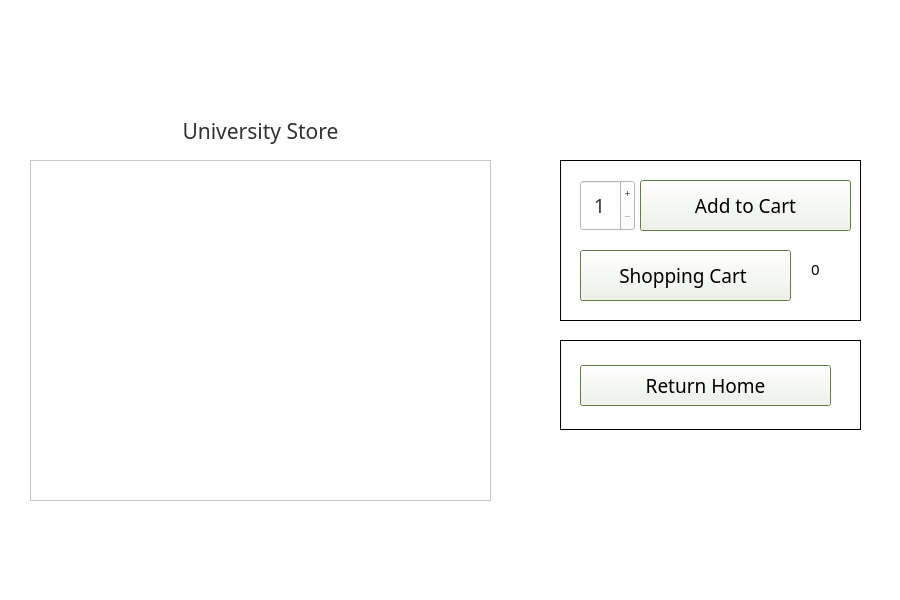
Before: the Qt Designer form schoolStore.ui in DannyCamacho/CollegeConnect, drawn with Qt 5.
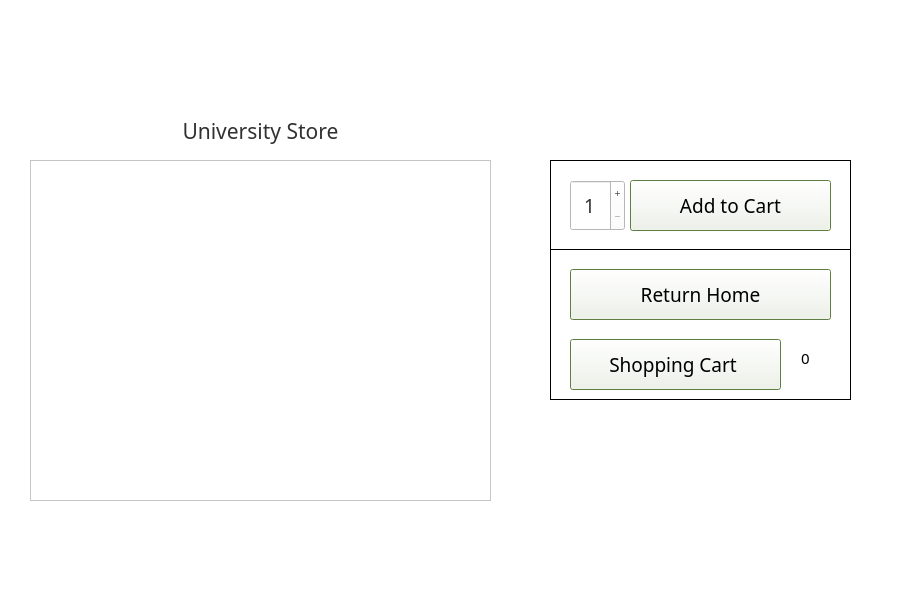
After: the same form once the commit is applied. Icons and pictures are not drawn.

Commit message: moved buttons around

Diff of the .ui file:
```diff
--- a/schoolStore.ui
+++ b/schoolStore.ui
@@ -28,10 +28,10 @@
    <widget class="QFrame" name="shop_functions_frame">
     <property name="geometry">
      <rect>
-      <x>560</x>
-      <y>160</y>
+      <x>550</x>
+      <y>249</y>
       <width>301</width>
-      <height>161</height>
+      <height>151</height>
      </rect>
     </property>
     <property name="styleSheet">
@@ -44,111 +44,6 @@
     <property name="frameShadow">
      <enum>QFrame::Plain</enum>
     </property>
-    <widget class="QSpinBox" name="quantity_spinBox">
-     <property name="geometry">
-      <rect>
-       <x>20</x>
-       <y>20</y>
-       <width>55</width>
-       <height>51</height>
-      </rect>
-     </property>
-     <property name="font">
-      <font>
-       <family>Mongolian Baiti</family>
-       <pointsize>14</pointsize>
-      </font>
-     </property>
-     <property name="focusPolicy">
-      <enum>Qt::WheelFocus</enum>
-     </property>
-     <property name="styleSheet">
-      <string notr="true">color: rgb(49, 49, 49);
-background-color: rgb(255, 255, 255);
-alternate-background-color: rgb(225, 225, 225);
-selection-color: rgb(49, 49, 49);
-selection-background-color: rgb(225, 225, 225);</string>
-     </property>
-     <property name="frame">
-      <bool>true</bool>
-     </property>
-     <property name="alignment">
-      <set>Qt::AlignCenter</set>
-     </property>
-     <property name="readOnly">
-      <bool>false</bool>
-     </property>
-     <property name="buttonSymbols">
-      <enum>QAbstractSpinBox::PlusMinus</enum>
-     </property>
-     <property name="correctionMode">
-      <enum>QAbstractSpinBox::CorrectToNearestValue</enum>
-     </property>
-     <property name="keyboardTracking">
-      <bool>true</bool>
-     </property>
-     <property name="showGroupSeparator" stdset="0">
-      <bool>false</bool>
-     </property>
-     <property name="minimum">
-      <number>1</number>
-     </property>
-     <property name="maximum">
-      <number>100</number>
-     </property>
-     <property name="value">
-      <number>1</number>
-     </property>
-    </widget>
-    <widget class="QPushButton" name="add_to_cart_pushButton">
-     <property name="geometry">
-      <rect>
-       <x>80</x>
-       <y>20</y>
-       <width>211</width>
-       <height>51</height>
-      </rect>
-     </property>
-     <property name="font">
-      <font>
-       <family>Mongolian Baiti</family>
-       <pointsize>14</pointsize>
-      </font>
-     </property>
-     <property name="styleSheet">
-      <string notr="true">background-color:  rgb(255, 255, 255);
-border-style: outset;
-border-width: 2px;
-border-radius: 10px;
-border-color:rgb(118, 158, 81);
-min-width: 10em;
-padding: 6px;
-
-QPushButton#add_to_cart_pushButton: clicked {
-	background-color: rgb(118, 158, 81);
-    border-style: inset;
-}</string>
-     </property>
-     <property name="text">
-      <string>Add to Cart</string>
-     </property>
-     <property name="icon">
-      <iconset>
-       <normaloff>:/rec/resources/addToCart-removebg-.png</normaloff>:/rec/resources/addToCart-removebg-.png</iconset>
-     </property>
-     <property name="iconSize">
-      <size>
-       <width>30</width>
-       <height>30</height>
-      </size>
-     </property>
-     <property name="autoDefault">
-      <bool>true</bool>
-     </property>
-     <property name="default">
-      <bool>true</bool>
-     </property>
-    </widget>
     <widget class="QPushButton" name="shopping_cart_pushButton">
      <property name="geometry">
       <rect>
@@ -267,38 +162,18 @@
       </property>
      </widget>
     </widget>
-   </widget>
-   <widget class="QFrame" name="bottom_right_frame">
-    <property name="geometry">
-     <rect>
-      <x>560</x>
-      <y>340</y>
-      <width>301</width>
-      <height>90</height>
-     </rect>
-    </property>
-    <property name="styleSheet">
-     <string notr="true">background-color: rgb(255, 255, 255);
-color: rgb(0, 0, 0);</string>
-    </property>
-    <property name="frameShape">
-     <enum>QFrame::Panel</enum>
-    </property>
-    <property name="frameShadow">
-     <enum>QFrame::Plain</enum>
-    </property>
     <widget class="QPushButton" name="initial_list_pushButton">
      <property name="geometry">
       <rect>
        <x>20</x>
-       <y>25</y>
-       <width>251</width>
-       <height>41</height>
+       <y>20</y>
+       <width>261</width>
+       <height>51</height>
       </rect>
      </property>
      <property name="minimumSize">
       <size>
-       <width>176</width>
+       <width>146</width>
        <height>0</height>
       </size>
      </property>
@@ -312,6 +187,7 @@
       <font>
        <family>Mongolian Baiti</family>
        <pointsize>14</pointsize>
+       <weight>50</weight>
        <bold>false</bold>
       </font>
      </property>
@@ -343,6 +219,131 @@
      </property>
     </widget>
    </widget>
+   <widget class="QFrame" name="bottom_right_frame">
+    <property name="geometry">
+     <rect>
+      <x>550</x>
+      <y>160</y>
+      <width>301</width>
+      <height>90</height>
+     </rect>
+    </property>
+    <property name="styleSheet">
+     <string notr="true">background-color: rgb(255, 255, 255);
+color: rgb(0, 0, 0);</string>
+    </property>
+    <property name="frameShape">
+     <enum>QFrame::Panel</enum>
+    </property>
+    <property name="frameShadow">
+     <enum>QFrame::Plain</enum>
+    </property>
+    <widget class="QSpinBox" name="quantity_spinBox">
+     <property name="geometry">
+      <rect>
+       <x>20</x>
+       <y>20</y>
+       <width>55</width>
+       <height>51</height>
+      </rect>
+     </property>
+     <property name="font">
+      <font>
+       <family>Mongolian Baiti</family>
+       <pointsize>14</pointsize>
+      </font>
+     </property>
+     <property name="focusPolicy">
+      <enum>Qt::WheelFocus</enum>
+     </property>
+     <property name="styleSheet">
+      <string notr="true">color: rgb(49, 49, 49);
+background-color: rgb(255, 255, 255);
+alternate-background-color: rgb(225, 225, 225);
+selection-color: rgb(49, 49, 49);
+selection-background-color: rgb(225, 225, 225);</string>
+     </property>
+     <property name="frame">
+      <bool>true</bool>
+     </property>
+     <property name="alignment">
+      <set>Qt::AlignCenter</set>
+     </property>
+     <property name="readOnly">
+      <bool>false</bool>
+     </property>
+     <property name="buttonSymbols">
+      <enum>QAbstractSpinBox::PlusMinus</enum>
+     </property>
+     <property name="correctionMode">
+      <enum>QAbstractSpinBox::CorrectToNearestValue</enum>
+     </property>
+     <property name="keyboardTracking">
+      <bool>true</bool>
+     </property>
+     <property name="showGroupSeparator" stdset="0">
+      <bool>false</bool>
+     </property>
+     <property name="minimum">
+      <number>1</number>
+     </property>
+     <property name="maximum">
+      <number>100</number>
+     </property>
+     <property name="value">
+      <number>1</number>
+     </property>
+    </widget>
+    <widget class="QPushButton" name="add_to_cart_pushButton">
+     <property name="geometry">
+      <rect>
+       <x>80</x>
+       <y>20</y>
+       <width>201</width>
+       <height>51</height>
+      </rect>
+     </property>
+     <property name="font">
+      <font>
+       <family>Mongolian Baiti</family>
+       <pointsize>14</pointsize>
+      </font>
+     </property>
+     <property name="styleSheet">
+      <string notr="true">background-color:  rgb(255, 255, 255);
+border-style: outset;
+border-width: 2px;
+border-radius: 10px;
+border-color:rgb(118, 158, 81);
+min-width: 10em;
+padding: 6px;
+
+QPushButton#add_to_cart_pushButton: clicked {
+	background-color: rgb(118, 158, 81);
+    border-style: inset;
+}</string>
+     </property>
+     <property name="text">
+      <string>Add to Cart</string>
+     </property>
+     <property name="icon">
+      <iconset>
+       <normaloff>:/rec/resources/addToCart-removebg-.png</normaloff>:/rec/resources/addToCart-removebg-.png</iconset>
+     </property>
+     <property name="iconSize">
+      <size>
+       <width>30</width>
+       <height>30</height>
+      </size>
+     </property>
+     <property name="autoDefault">
+      <bool>true</bool>
+     </property>
+     <property name="default">
+      <bool>true</bool>
+     </property>
+    </widget>
+   </widget>
    <widget class="QFrame" name="store_frame">
     <property name="geometry">
      <rect>
```
